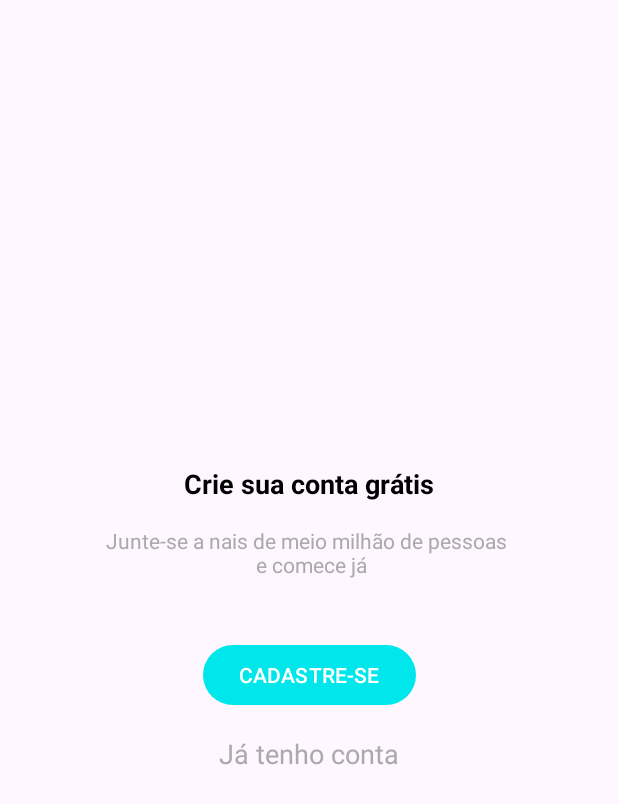
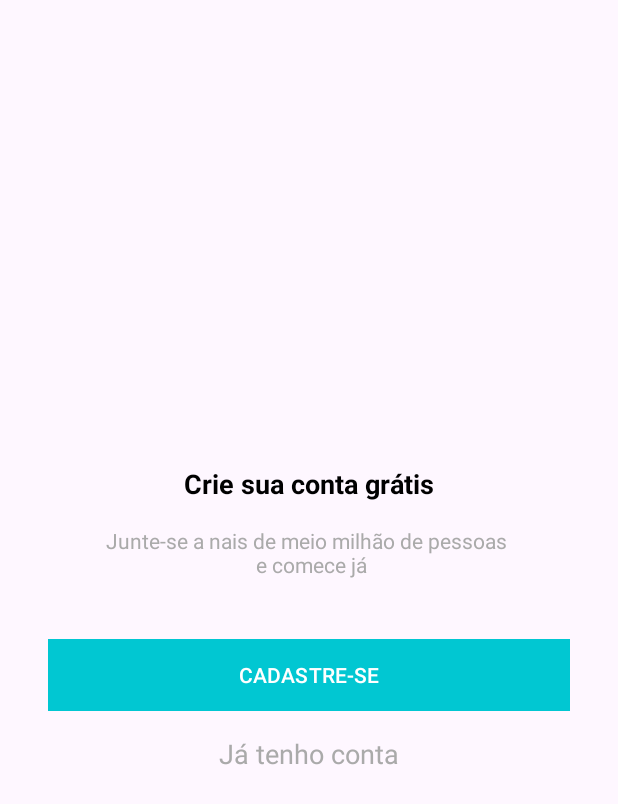
Before and after one commit to cicerogusta/Organizze, an Android app: the layout intro_cadastro.xml on its own in the app's theme, with its tools: preview values and no code run, on a phone screen of 412 x 824 dp. Shown: the top 804 px of the screen. Run offline under Robolectric (Android 15) with nearby library versions, the phone set to English and light mode, and no system bars.

Commit message:
alterando cores novamente

```diff
--- a/app/src/main/res/layout/activity_cadastro.xml
+++ b/app/src/main/res/layout/activity_cadastro.xml
@@ -87,6 +87,7 @@
         android:layout_marginEnd="32dp"
         android:layout_marginBottom="8dp"
         android:text="Cadastrar"
+        android:textColor="@color/white"
         app:layout_constraintBottom_toTopOf="@+id/textView6"
         app:layout_constraintEnd_toEndOf="parent"
         app:layout_constraintStart_toStartOf="parent"
--- a/app/src/main/res/layout/activity_login.xml
+++ b/app/src/main/res/layout/activity_login.xml
@@ -68,6 +68,7 @@
         android:layout_marginEnd="32dp"
         android:layout_marginBottom="16dp"
         android:text="Cadastrar"
+        android:textColor="@color/white"
         app:layout_constraintBottom_toBottomOf="parent"
         app:layout_constraintEnd_toEndOf="parent"
         app:layout_constraintStart_toStartOf="parent"
--- a/app/src/main/res/layout/intro_cadastro.xml
+++ b/app/src/main/res/layout/intro_cadastro.xml
@@ -37,12 +37,15 @@
 
     <Button
         android:id="@+id/buttonCadastrar"
-            android:layout_width="wrap_content"
+        android:layout_width="0dp"
         android:layout_height="wrap_content"
+        android:layout_marginStart="32dp"
         android:layout_marginTop="32dp"
+        android:layout_marginEnd="32dp"
         android:layout_marginBottom="8dp"
+        android:background="@color/azul_claro"
+        android:onClick="cadastro"
         android:text="CADASTRE-SE"
-            android:onClick="cadastro"
         app:layout_constraintBottom_toTopOf="@+id/textTenhoConta"
         app:layout_constraintEnd_toEndOf="parent"
         app:layout_constraintStart_toStartOf="parent"
--- a/app/src/main/res/values/colors.xml
+++ b/app/src/main/res/values/colors.xml
@@ -2,5 +2,7 @@
 <resources>
     <color name="black">#FF000000</color>
     <color name="white">#FFFFFFFF</color>
-    <color name="azul_claro">#00e7eb</color>
+    <color name="azul_claro">#01C7D2</color>
+    <color name="azul_escuro">#00b2bc</color>
+    <color name="vermelho_claro">#ff706a</color>
 </resources>
--- a/app/src/main/res/values/themes.xml
+++ b/app/src/main/res/values/themes.xml
@@ -3,6 +3,8 @@
     <style name="Base.Theme.Organizze" parent="Theme.Material3.DayNight.NoActionBar">
         <!-- Customize your light theme here. -->
          <item name="colorPrimary">@color/azul_claro</item>
+         <item name="colorPrimaryDark">@color/azul_escuro</item>
+         <item name="colorAccent">@color/vermelho_claro</item>
     </style>
 
     <style name="Theme.Organizze" parent="Base.Theme.Organizze" />
```
Lines whose indentation alone changed are shown as unchanged.
